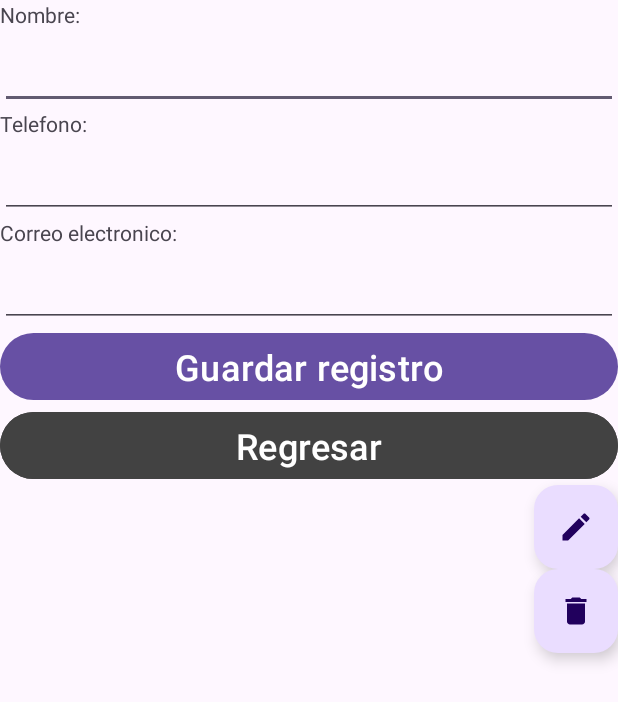
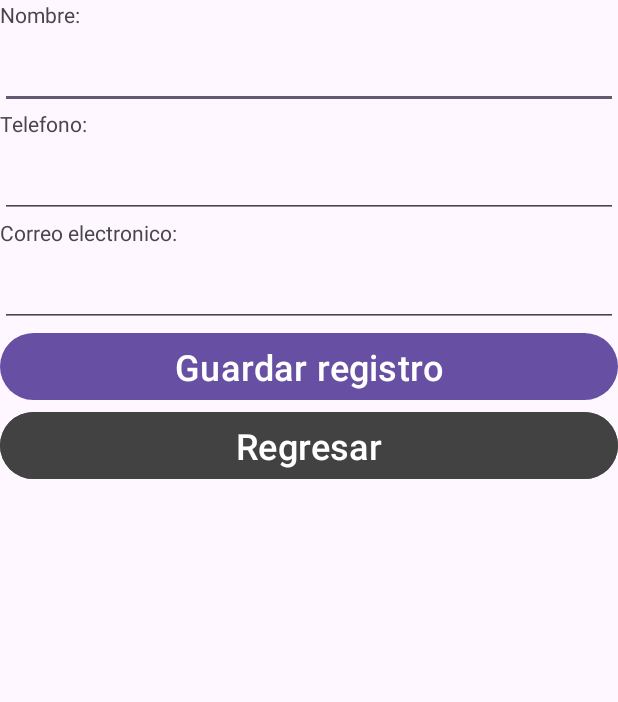
Before and after one commit to raselCuch/programaMoviles, an Android app: the EditarActivity screen opened directly, with no data from a screen before it, on a phone screen of 412 x 824 dp. Shown: the top 702 px of the screen. Run offline under Robolectric (Android 15) with nearby library versions, the phone set to English and light mode, and no system bars; 1 statement that could not run was skipped.

Commit message:
Se pulio interfaces

```diff
--- a/app/src/main/java/com/example/proyectoprueba/EditarActivity.java
+++ b/app/src/main/java/com/example/proyectoprueba/EditarActivity.java
@@ -12,11 +12,15 @@ import androidx.appcompat.app.AppCompatActivity;
 
 import com.example.proyectoprueba.db.DbContactos;
 import com.example.proyectoprueba.entidades.Contactos;
+import com.google.android.material.floatingactionbutton.FloatingActionButton;
 
 public class EditarActivity extends AppCompatActivity {
 
     EditText txtNombre, txtTelefono, txtCorreo;
     Button btnGuarda, btnRegresar;
+
+    FloatingActionButton fabEditar, fabEliminar;
+
     boolean correcto = false;
 
     Contactos contacto;
@@ -32,6 +36,12 @@ public class EditarActivity extends AppCompatActivity {
         txtTelefono = findViewById(R.id.txtTelefono);
         txtCorreo = findViewById(R.id.txtCorreoElectronico);
         btnGuarda = findViewById(R.id.btnGuarda);
+
+        fabEditar = findViewById(R.id.fatEditar);
+        fabEditar.setVisibility(View.INVISIBLE);
+
+        fabEliminar = findViewById(R.id.fatEliminar);
+        fabEliminar.setVisibility(View.INVISIBLE);
 
         btnRegresar = findViewById(R.id.btnRegresar);
 
```
